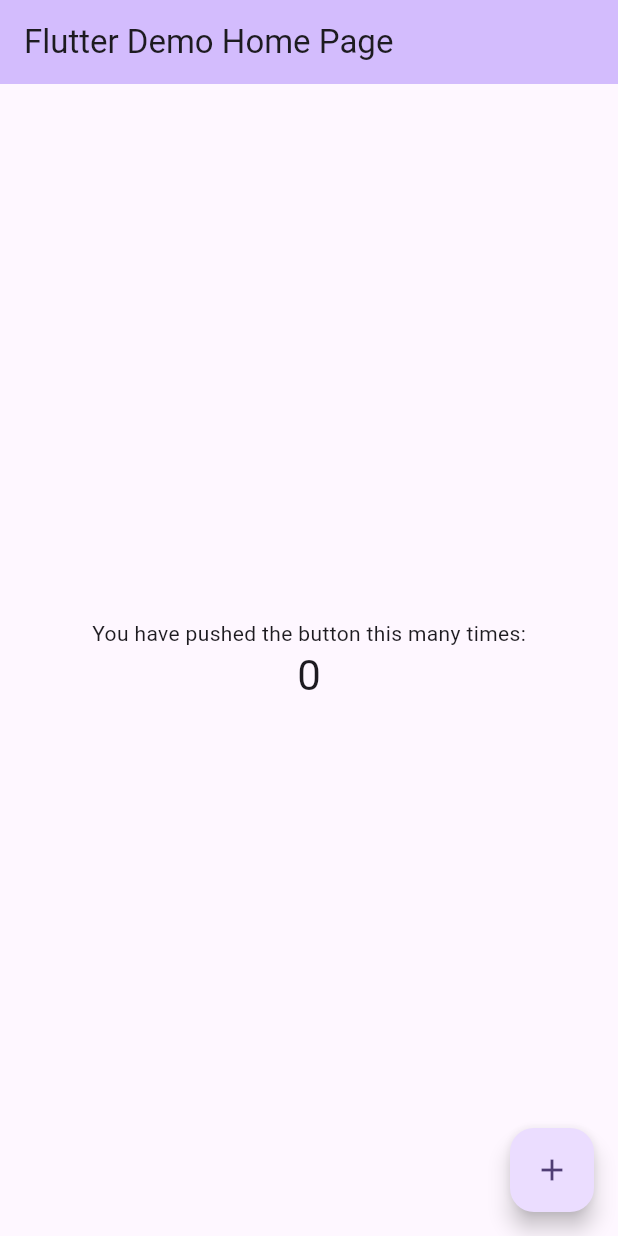
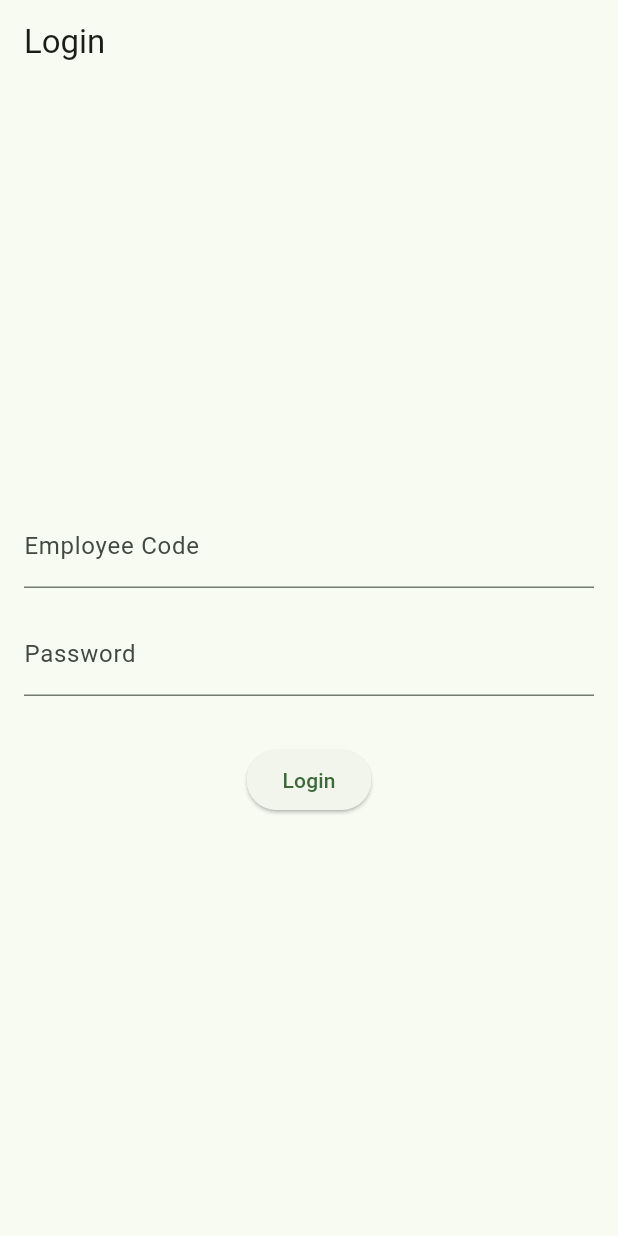
Before and after one commit to ayuxhdev/Training-Module-Application, a Flutter app: the screen it shows after launch, on a phone screen of 412 x 824 dp. Run offline on Flutter 3.47's test engine with Material 3 defaults, Android fonts, the phone set to English and light mode, and no system bars; our stand-ins replace dio, flutter_riverpod, flutter_secure_storage, go_router.

Commit message:
feat: Implement Mobile Atuthentication Flow

```diff
--- /dev/null
+++ b/mobile/lib/core/router/app_router.dart
@@ -0,0 +1,84 @@
+import 'package:flutter/material.dart';
+import 'package:flutter_riverpod/flutter_riverpod.dart';
+import 'package:go_router/go_router.dart';
+import 'package:training_app/features/auth/domain/models/auth_state.dart';
+import 'package:training_app/features/auth/presentation/controllers/auth_controller.dart';
+import 'package:training_app/features/auth/presentation/screens/login_screen.dart';
+import 'package:training_app/features/dashboard/presentation/screens/dashboard_screen.dart';
+
+// Create a Listenable to trigger router redirects on auth state changes
+class RouterNotifier extends ChangeNotifier {
+  final Ref _ref;
+
+  RouterNotifier(this._ref) {
+    _ref.listen<AuthState>(authControllerProvider, (_, _) {
+      notifyListeners();
+    });
+  }
+}
+
+final appRouterProvider = Provider<GoRouter>((ref) {
+  final notifier = RouterNotifier(ref);
+
+  return GoRouter(
+    initialLocation: '/',
+    refreshListenable: notifier,
+    redirect: (context, state) {
+      final authState = ref.read(authControllerProvider);
+      final isLoggingIn = state.matchedLocation == '/login';
+
+      if (authState is AuthInitial || authState is AuthLoading) {
+        return null;
+      }
+
+      if (authState is AuthUnauthenticated) {
+        return isLoggingIn ? null : '/login';
+      }
+
+      if (authState is AuthAuthenticated) {
+        return isLoggingIn ? '/' : null;
+      }
+
+      if (authState is AuthError) {
+        return null; // Do not force logout redirect on transient errors
+      }
+
+      return null;
+    },
+    routes: [
+      GoRoute(
+        path: '/login',
+        builder: (context, state) => const LoginScreen(),
+      ),
+      GoRoute(
+        path: '/',
+        builder: (context, state) {
+          final authState = ref.read(authControllerProvider);
+          if (authState is AuthInitial || authState is AuthLoading) {
+            return const Scaffold(body: Center(child: CircularProgressIndicator()));
+          }
+          if (authState is AuthError) {
+            return Scaffold(
+              body: Center(
+                child: Column(
+                  mainAxisAlignment: MainAxisAlignment.center,
+                  children: [
+                    Text(authState.error.message),
+                    const SizedBox(height: 16),
+                    ElevatedButton(
+                      onPressed: () {
+                        ref.read(authControllerProvider.notifier).retryAuthentication();
+                      },
+                      child: const Text('Retry'),
+                    ),
+                  ],
+                ),
+              ),
+            );
+          }
+          return const DashboardScreen();
+        },
+      ),
+    ],
+  );
+});
--- /dev/null
+++ b/mobile/lib/features/auth/domain/models/auth_state.dart
@@ -0,0 +1,20 @@
+import 'package:training_app/core/errors/api_error.dart';
+import 'package:training_app/features/auth/domain/models/employee.dart';
+
+sealed class AuthState {}
+
+class AuthInitial extends AuthState {}
+
+class AuthLoading extends AuthState {}
+
+class AuthUnauthenticated extends AuthState {}
+
+class AuthAuthenticated extends AuthState {
+  final Employee employee;
+  AuthAuthenticated(this.employee);
+}
+
+class AuthError extends AuthState {
+  final ApiError error;
+  AuthError(this.error);
+}
--- /dev/null
+++ b/mobile/lib/features/auth/domain/models/employee.dart
@@ -0,0 +1,28 @@
+class Employee {
+  final String username;
+  final String employeeCode;
+  final String displayName;
+  final String department;
+  final String jobRole;
+  final bool isActive;
+
+  Employee({
+    required this.username,
+    required this.employeeCode,
+    required this.displayName,
+    required this.department,
+    required this.jobRole,
+    required this.isActive,
+  });
+
+  factory Employee.fromJson(Map<String, dynamic> json) {
+    return Employee(
+      username: json['username'] as String? ?? '',
+      employeeCode: json['employee_code'] as String? ?? '',
+      displayName: json['display_name'] as String? ?? '',
+      department: json['department'] as String? ?? '',
+      jobRole: json['job_role'] as String? ?? '',
+      isActive: json['is_active'] as bool? ?? false,
+    );
+  }
+}
--- /dev/null
+++ b/mobile/lib/features/auth/presentation/screens/login_screen.dart
@@ -0,0 +1,97 @@
+import 'package:flutter/material.dart';
+import 'package:flutter_riverpod/flutter_riverpod.dart';
+import 'package:training_app/features/auth/domain/models/auth_state.dart';
+import 'package:training_app/features/auth/presentation/controllers/auth_controller.dart';
+
+class LoginScreen extends ConsumerStatefulWidget {
+  const LoginScreen({super.key});
+
+  @override
+  ConsumerState<LoginScreen> createState() => _LoginScreenState();
+}
+
+class _LoginScreenState extends ConsumerState<LoginScreen> {
+  final _employeeCodeController = TextEditingController();
+  final _passwordController = TextEditingController();
+  final _formKey = GlobalKey<FormState>();
+
+  @override
+  void dispose() {
+    _employeeCodeController.dispose();
+    _passwordController.dispose();
+    super.dispose();
+  }
+
+  void _onLoginPressed() {
+    if (_formKey.currentState!.validate()) {
+      ref.read(authControllerProvider.notifier).login(
+            _employeeCodeController.text.trim(),
+            _passwordController.text,
+          );
+    }
+  }
+
+  @override
+  Widget build(BuildContext context) {
+    final authState = ref.watch(authControllerProvider);
+
+    ref.listen<AuthState>(authControllerProvider, (previous, next) {
+      if (next is AuthError) {
+        ScaffoldMessenger.of(context).showSnackBar(
+          SnackBar(content: Text(next.error.message)),
+        );
+      }
+    });
+
+    final isLoading = authState is AuthLoading || authState is AuthInitial;
+
+    return Scaffold(
+      appBar: AppBar(title: const Text('Login')),
+      body: SafeArea(
+        child: Padding(
+          padding: const EdgeInsets.all(16.0),
+          child: Form(
+            key: _formKey,
+            child: Column(
+              mainAxisAlignment: MainAxisAlignment.center,
+              children: [
+                TextFormField(
+                  controller: _employeeCodeController,
+                  decoration: const InputDecoration(labelText: 'Employee Code'),
+                  enabled: !isLoading,
+                  validator: (value) {
+                    if (value == null || value.trim().isEmpty) {
+                      return 'Please enter your employee code';
+                    }
+                    return null;
+                  },
+                ),
+                const SizedBox(height: 16),
+                TextFormField(
+                  controller: _passwordController,
+                  decoration: const InputDecoration(labelText: 'Password'),
+                  obscureText: true,
+                  enabled: !isLoading,
+                  validator: (value) {
+                    if (value == null || value.isEmpty) {
+                      return 'Please enter your password';
+                    }
+                    return null;
+                  },
+                ),
+                const SizedBox(height: 32),
+                if (isLoading)
+                  const CircularProgressIndicator()
+                else
+                  ElevatedButton(
+                    onPressed: _onLoginPressed,
+                    child: const Text('Login'),
+                  ),
+              ],
+            ),
+          ),
+        ),
+      ),
+    );
+  }
+}
--- a/mobile/lib/main.dart
+++ b/mobile/lib/main.dart
@@ -1,122 +1,25 @@
 import 'package:flutter/material.dart';
+import 'package:flutter_riverpod/flutter_riverpod.dart';
+import 'package:training_app/core/router/app_router.dart';
 
 void main() {
-  runApp(const MyApp());
+  runApp(const ProviderScope(child: MyApp()));
 }
 
-class MyApp extends StatelessWidget {
+class MyApp extends ConsumerWidget {
   const MyApp({super.key});
 
-  // This widget is the root of your application.
   @override
-  Widget build(BuildContext context) {
-    return MaterialApp(
-      title: 'Flutter Demo',
+  Widget build(BuildContext context, WidgetRef ref) {
+    final router = ref.watch(appRouterProvider);
+
+    return MaterialApp.router(
+      title: 'Garden\'s Need Training',
       theme: ThemeData(
-        // This is the theme of your application.
-        //
-        // TRY THIS: Try running your application with "flutter run". You'll see
-        // the application has a purple toolbar. Then, without quitting the app,
-        // try changing the seedColor in the colorScheme below to Colors.green
-        // and then invoke "hot reload" (save your changes or press the "hot
-        // reload" button in a Flutter-supported IDE, or press "r" if you used
-        // the command line to start the app).
-        //
-        // Notice that the counter didn't reset back to zero; the application
-        // state is not lost during the reload. To reset the state, use hot
-        // restart instead.
-        //
-        // This works for code too, not just values: Most code changes can be
-        // tested with just a hot reload.
-        colorScheme: .fromSeed(seedColor: Colors.deepPurple),
+        colorScheme: ColorScheme.fromSeed(seedColor: Colors.green),
+        useMaterial3: true,
       ),
-      home: const MyHomePage(title: 'Flutter Demo Home Page'),
+      routerConfig: router,
     );
   }
 }
-
-class MyHomePage extends StatefulWidget {
-  const MyHomePage({super.key, required this.title});
-
-  // This widget is the home page of your application. It is stateful, meaning
-  // that it has a State object (defined below) that contains fields that affect
-  // how it looks.
-
-  // This class is the configuration for the state. It holds the values (in this
-  // case the title) provided by the parent (in this case the App widget) and
-  // used by the build method of the State. Fields in a Widget subclass are
-  // always marked "final".
-
-  final String title;
-
-  @override
-  State<MyHomePage> createState() => _MyHomePageState();
-}
-
-class _MyHomePageState extends State<MyHomePage> {
-  int _counter = 0;
-
-  void _incrementCounter() {
-    setState(() {
-      // This call to setState tells the Flutter framework that something has
-      // changed in this State, which causes it to rerun the build method below
-      // so that the display can reflect the updated values. If we changed
-      // _counter without calling setState(), then the build method would not be
-      // called again, and so nothing would appear to happen.
-      _counter++;
-    });
-  }
-
-  @override
-  Widget build(BuildContext context) {
-    // This method is rerun every time setState is called, for instance as done
-    // by the _incrementCounter method above.
-    //
-    // The Flutter framework has been optimized to make rerunning build methods
-    // fast, so that you can just rebuild anything that needs updating rather
-    // than having to individually change instances of widgets.
-    return Scaffold(
-      appBar: AppBar(
-        // TRY THIS: Try changing the color here to a specific color (to
-        // Colors.amber, perhaps?) and trigger a hot reload to see the AppBar
-        // change color while the other colors stay the same.
-        backgroundColor: Theme.of(context).colorScheme.inversePrimary,
-        // Here we take the value from the MyHomePage object that was created by
-        // the App.build method, and use it to set our appbar title.
-        title: Text(widget.title),
-      ),
-      body: Center(
-        // Center is a layout widget. It takes a single child and positions it
-        // in the middle of the parent.
-        child: Column(
-          // Column is also a layout widget. It takes a list of children and
-          // arranges them vertically. By default, it sizes itself to fit its
-          // children horizontally, and tries to be as tall as its parent.
-          //
-          // Column has various properties to control how it sizes itself and
-          // how it positions its children. Here we use mainAxisAlignment to
-          // center the children vertically; the main axis here is the vertical
-          // axis because Columns are vertical (the cross axis would be
-          // horizontal).
-          //
-          // TRY THIS: Invoke "debug painting" (choose the "Toggle Debug Paint"
-          // action in the IDE, or press "p" in the console), to see the
-          // wireframe for each widget.
-          mainAxisAlignment: .center,
-          children: [
-            const Text('You have pushed the button this many times:'),
-            Text(
-              '$_counter',
-              style: Theme.of(context).textTheme.headlineMedium,
-            ),
-          ],
-        ),
-      ),
-      floatingActionButton: FloatingActionButton(
-        onPressed: _incrementCounter,
-        tooltip: 'Increment',
-        child: const Icon(Icons.add),
-      ),
-    );
-  }
-}
```
Also changed, not shown: mobile/lib/core/providers/core_providers.dart (added, +12 -0 lines), mobile/lib/features/auth/data/repositories/auth_repository.dart (added, +74 -0 lines), mobile/lib/features/auth/presentation/controllers/auth_controller.dart (added, +79 -0 lines), mobile/lib/features/dashboard/presentation/screens/dashboard_screen.dart (added, +35 -0 lines), 3 other files.
